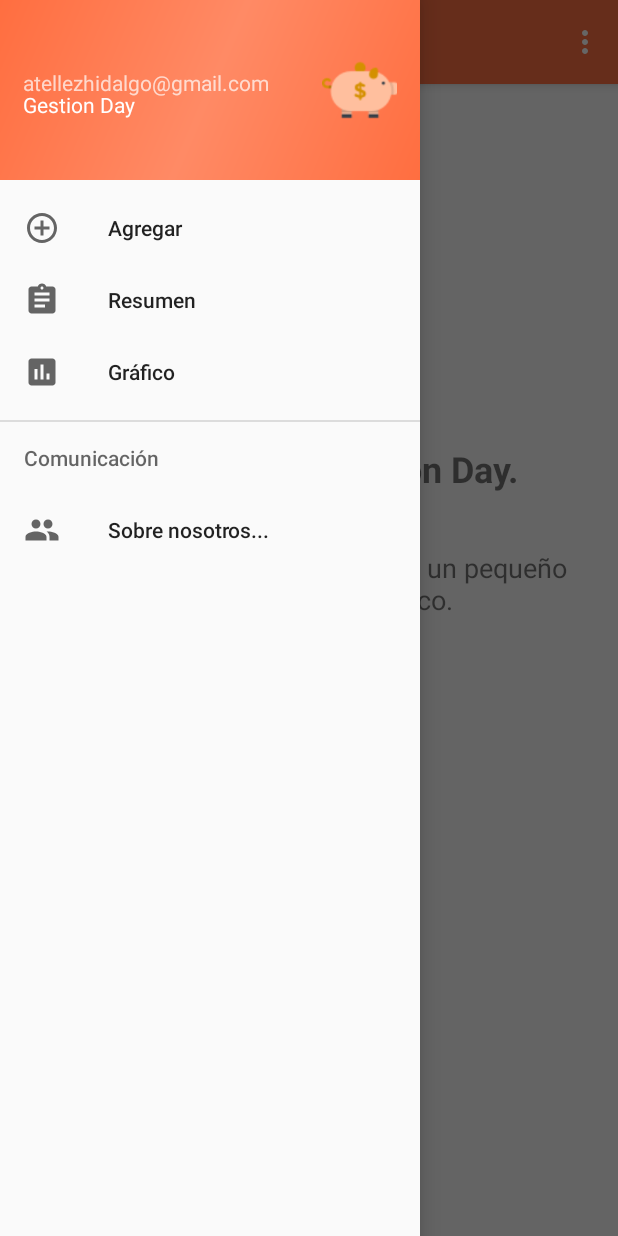
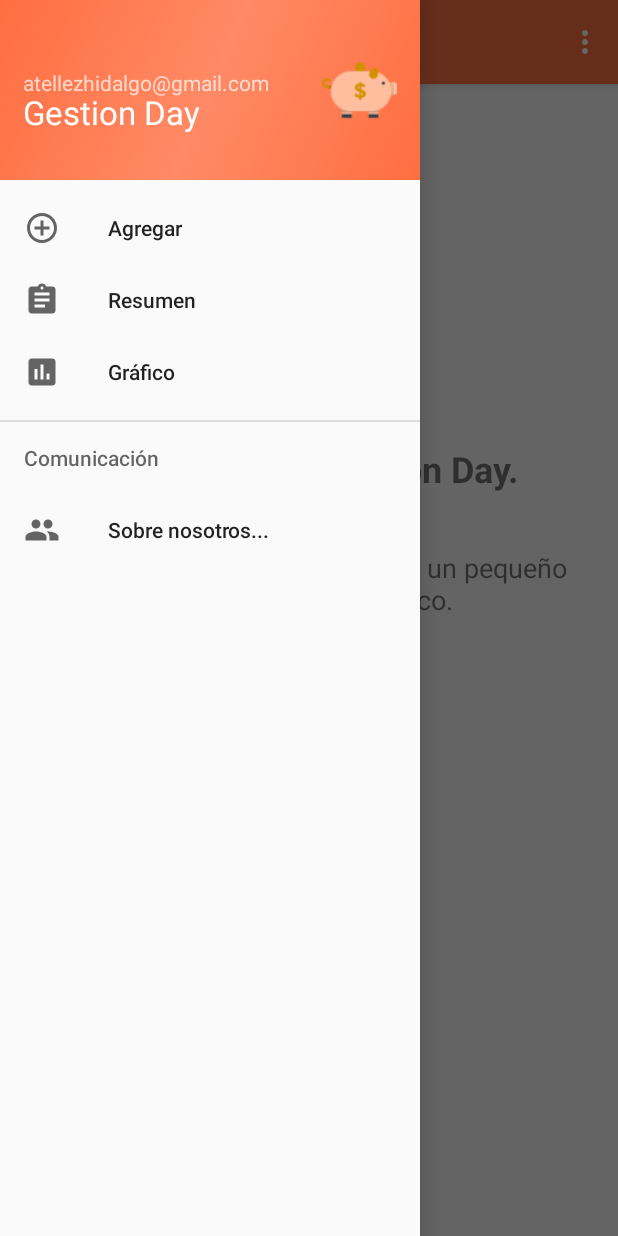
Before and after one commit to alvarotellez/gestionDay, an Android app: the screen it shows after launch (MainActivity), with the side drawer open, on a phone screen of 412 x 824 dp. Run offline under Robolectric (Android 15) with nearby library versions, the phone set to English and light mode, and no system bars.

```diff
--- a/app/src/main/res/layout/nav_header_main.xml
+++ b/app/src/main/res/layout/nav_header_main.xml
@@ -21,6 +21,7 @@
         android:layout_height="wrap_content"
         android:layout_marginTop="60dp"
         android:text="Gestion Day"
+        android:textSize="22dp"
         android:layout_marginLeft="15dp"
         android:textAppearance="@style/TextAppearance.AppCompat.Body1" />
 
--- a/app/src/main/res/menu/activity_main_drawer.xml
+++ b/app/src/main/res/menu/activity_main_drawer.xml
@@ -7,7 +7,7 @@
             android:icon="@drawable/ic_menu_add"
             android:title="Agregar"/>
         <item
-            android:id="@+id/nav_reume"
+            android:id="@+id/nav_resume"
             android:icon="@drawable/ic_menu_resume"
             android:title="Resumen"/>
         <item
```
Also changed, not shown: app/src/main/java/es/iesnervion/atellez/gestionday/MainActivity.java (+14 -13 lines), app/src/main/res/values/drawables.xml (deleted, +0 -8 lines).
